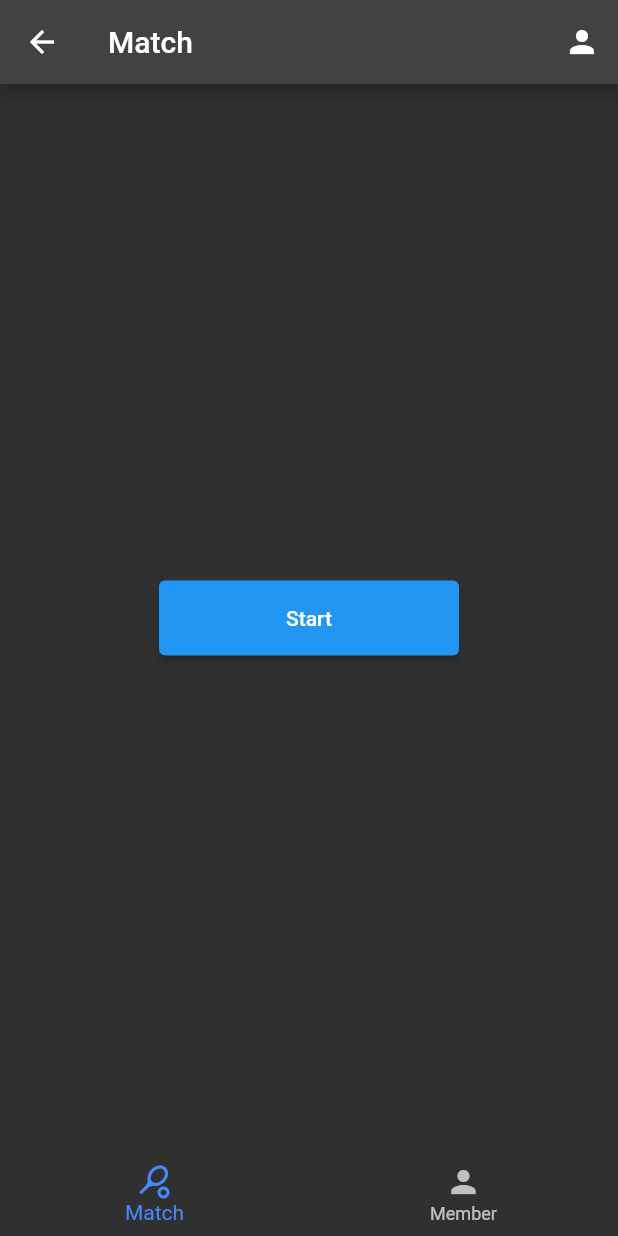
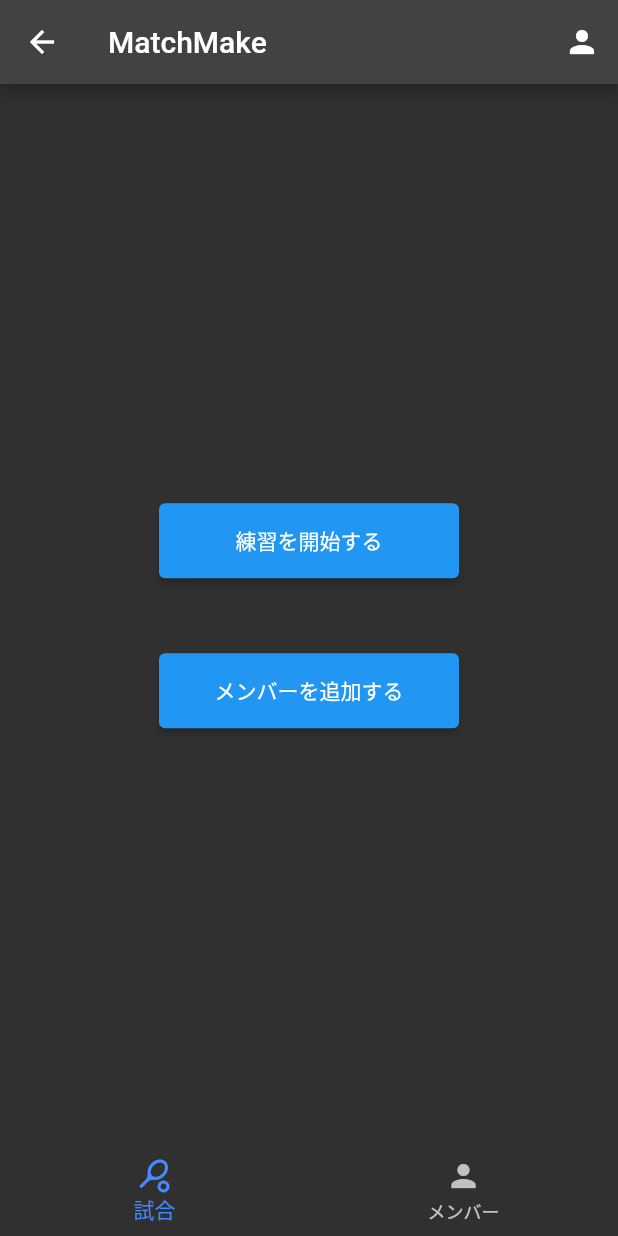
Before and after one commit to xinkent/Matchmake, a Flutter app: the HomePage screen opened directly, on a phone screen of 412 x 824 dp. Run offline on Flutter 3.47's test engine with Material 2 defaults, Android fonts, the phone set to English and light mode, and no system bars; our stand-ins replace flutter_slidable, shared_preferences; accounts and stored records are empty.

Commit message:
Release 1.0.1

```diff
--- a/lib/screens/home.dart
+++ b/lib/screens/home.dart
@@ -24,11 +24,11 @@ class _HomePageState extends State<HomePage> {
       bottomNavigationBar: BottomNavigationBar(
         items: const <BottomNavigationBarItem>[
           BottomNavigationBarItem(
-            label: 'Match',
+            label: '試合',
             icon: Icon(Icons.sports_tennis),
           ),
           BottomNavigationBarItem(
-            label: 'Member',
+            label: 'メンバー',
             icon: Icon(Icons.person),
           ),
         ],
--- a/lib/screens/match_history.dart
+++ b/lib/screens/match_history.dart
@@ -9,7 +9,7 @@ class MatchHistoryPage extends StatelessWidget {
   @override
   Widget build(BuildContext context) {
     return Scaffold(
-      appBar: AppBar(title: const Text('Play Count')),
+      appBar: AppBar(title: const Text('試合参加回数')),
       body: ListView.builder(
           itemCount: playingMembers.length,
           itemBuilder: (context, index) {
--- a/lib/screens/match_home.dart
+++ b/lib/screens/match_home.dart
@@ -32,7 +32,7 @@ class _MatchHomePageState extends State<MatchHomePage> {
   Widget build(BuildContext context) {
     return Scaffold(
       appBar: AppBar(
-        title: const Text('Match'),
+        title: Text('MatchMake'),
         actions: [
           IconButton(
             icon: const Icon(Icons.person),
@@ -56,6 +56,7 @@ class _MatchHomePageState extends State<MatchHomePage> {
           updateJoinMembers: updateJoinMembers,
           updateStarted: updateStarted,
           updateCourtCount: updateCourtCount,
+          navigateToMemberListPage: navigateToMemberListPage,
         ),
         child: MatchPlayPage(
           courtCount: _courtCount,
--- a/lib/screens/match_not_started.dart
+++ b/lib/screens/match_not_started.dart
@@ -1,6 +1,6 @@
 import 'package:flutter/material.dart';
 import 'package:matchmake/stores/playing_member.dart';
-
+import 'package:matchmake/screens/member_list.dart';
 import '../stores/member.dart';
 import 'match_setting.dart';
 
@@ -8,23 +8,42 @@ class MatchNotStartedPage extends StatelessWidget {
   final Function(List<PlayingMember>) updateJoinMembers;
   final Function(bool) updateStarted;
   final Function(int) updateCourtCount;
+  final Function() navigateToMemberListPage;
   const MatchNotStartedPage({
     super.key,
     required this.updateJoinMembers,
     required this.updateStarted,
     required this.updateCourtCount,
+    required this.navigateToMemberListPage,
   });
 
   @override
   Widget build(BuildContext context) {
     return Center(
-      child: SizedBox(
-        width: 200,
-        height: 50,
-        child: ElevatedButton(
-          onPressed: () => navigateToMatchSettingPage(context),
-          child: const Text('Start'),
-        ),
+      child: Column(
+        mainAxisSize: MainAxisSize.min,
+        children: [
+          SizedBox(
+            width: 200,
+            height: 50,
+            child: ElevatedButton(
+              onPressed: () => navigateToMatchSettingPage(context),
+              child: const Text('練習を開始する'),
+            ),
+          ),
+          const SizedBox(
+            width: 200,
+            height: 50,
+          ),
+          SizedBox(
+            width: 200,
+            height: 50,
+            child: ElevatedButton(
+              onPressed: () => navigateToMemberListPage(),
+              child: const Text('メンバーを追加する'),
+            ),
+          ),
+        ],
       ),
     );
   }
--- a/lib/screens/match_play.dart
+++ b/lib/screens/match_play.dart
@@ -45,7 +45,7 @@ class _MatchPlayPageState extends State<MatchPlayPage> {
     return Column(children: [
       SizedBox(height: 10),
       Text(
-        'Match ${matchCount + 1}',
+        '第${matchCount + 1}試合',
         style: TextStyle(fontWeight: FontWeight.bold, fontSize: 15),
       ),
       Flexible(
@@ -55,7 +55,7 @@ class _MatchPlayPageState extends State<MatchPlayPage> {
             final matchMembers = matchMembersList[index];
             return Column(
               children: [
-                Text('Court ${index + 1}'),
+                Text('コート ${index + 1}'),
                 Row(
                   mainAxisAlignment: MainAxisAlignment.spaceEvenly,
                   children: [
--- a/lib/screens/match_setting.dart
+++ b/lib/screens/match_setting.dart
@@ -48,9 +48,9 @@ class _MatchSettingPageState extends State<MatchSettingPage> {
     }
 
     return Scaffold(
-      appBar: AppBar(title: const Text('Match Settings'), actions: [
+      appBar: AppBar(title: const Text('試合設定'), actions: [
         TextButton(
-          child: const Text('Next'),
+          child: const Text('次へ'),
           onPressed: () {
             if (_courtCount == null) {
               showDialog<void>(
--- a/lib/screens/member_list.dart
+++ b/lib/screens/member_list.dart
@@ -25,7 +25,7 @@ class _MyWidgetState extends State<MemberListPage> {
   Widget build(BuildContext context) {
     return Scaffold(
       appBar: AppBar(
-        title: const Text('Members'),
+        title: const Text('メンバー一覧'),
         actions: [
           IconButton(
             icon: Icon(Icons.person_add),
--- a/pubspec.yaml
+++ b/pubspec.yaml
@@ -2,7 +2,7 @@ name: matchmake
 description: A new Flutter project.
 publish_to: "none" # Remove this line if you wish to publish to pub.dev
 
-version: 1.0.0+1
+version: 1.0.1
 
 environment:
   sdk: ">=2.19.6 <3.0.0"
```
Also changed, not shown: 2 other files.
